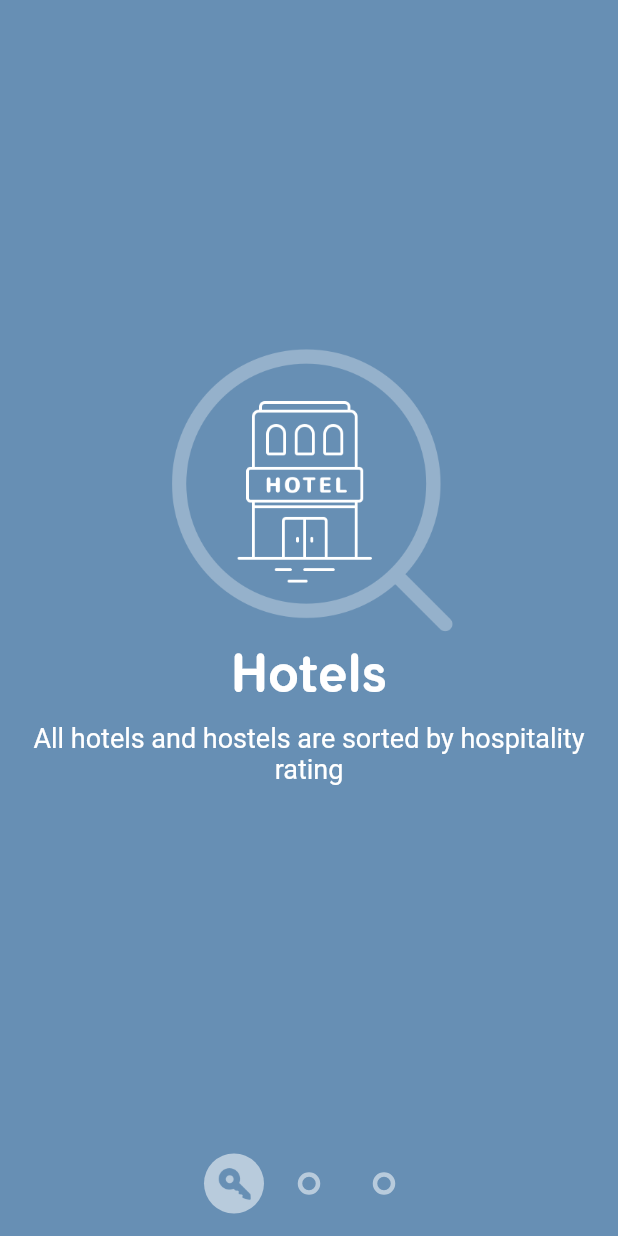
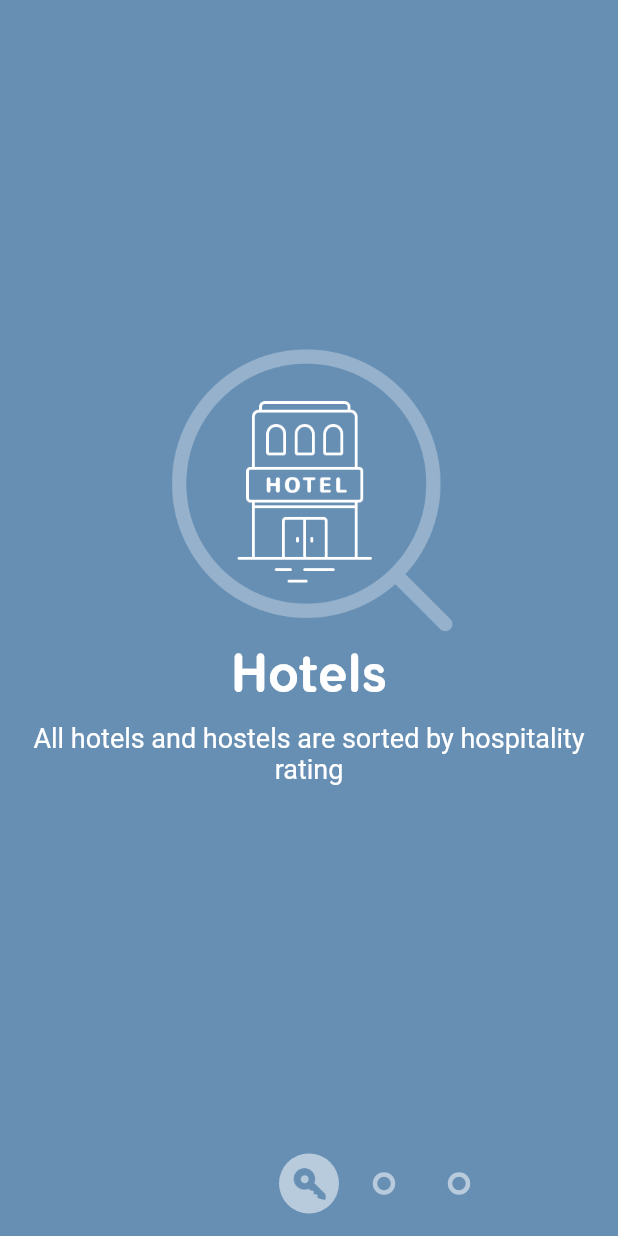
Before and after one commit to tomialagbe/flutter_ui_challenge_material_page_reveal, a Flutter app: the screen it shows after launch, on a phone screen of 412 x 824 dp. Run offline on Flutter 3.47's test engine with Material 2 defaults, Android fonts, the phone set to English and light mode, and no system bars; statements that could not run were skipped.

Commit message:
Implemented left/right sliding of pager indicator.

```diff
--- a/lib/main.dart
+++ b/lib/main.dart
@@ -207,6 +207,11 @@ class PageUi extends StatelessWidget {
 /// PagerIndiciator renders the entire set of bubbles at the bottom of the
 /// screen that show what page you're currently on and how close you are to
 /// the next page.
+const MAX_INDICATOR_SIZE = 40.0;
+const MIN_INDICATOR_SIZE = 15.0;
+const INDICATOR_X_PADDING = 5.0;
+const BUBBLE_COLOR = const Color(0x88FFFFFF);
+
 class PagerIndicatorUi extends StatelessWidget {
 
   final PagerIndicator viewModel;
@@ -233,7 +238,7 @@ class PagerIndicatorUi extends StatelessWidget {
       }
 
       return new Padding(
-        padding: const EdgeInsets.only(top: 15.0, bottom: 15.0, left: 5.0, right: 5.0),
+        padding: const EdgeInsets.only(top: 15.0, bottom: 15.0, left: INDICATOR_X_PADDING, right: INDICATOR_X_PADDING),
         child: new PagerBubbleUi(
           bubble: new PagerBubble(
               page.iconAssetPath,
@@ -246,14 +251,23 @@ class PagerIndicatorUi extends StatelessWidget {
       );
     }).toList();
 
+    // Calculate the horizontal translation of the pager indicator
+    final halfIndicatorWidth = ((pages.length * MAX_INDICATOR_SIZE) + (pages.length * INDICATOR_X_PADDING * 2)) / 2;
+    final startingPosition = halfIndicatorWidth - INDICATOR_X_PADDING - (MAX_INDICATOR_SIZE / 2.0);
+    final indicatorXPosition = startingPosition
+        - ((viewModel.activeIndex + viewModel.transitionAmount) * (MAX_INDICATOR_SIZE + (2 * INDICATOR_X_PADDING)));
+
     return new Column(
       children: [
         new Expanded(
           child: new Container(),
         ),
-        new Row(
-          mainAxisAlignment: MainAxisAlignment.center,
-          children: bubblesUi,
+        new Transform(
+          transform: new Matrix4.translationValues(indicatorXPosition, 0.0, 0.0),
+          child: new Row(
+            mainAxisAlignment: MainAxisAlignment.center,
+            children: bubblesUi,
+          ),
         )
       ]
     );
@@ -262,10 +276,6 @@ class PagerIndicatorUi extends StatelessWidget {
 
 /// PagerBubbleUi renders a single bubble in the Pager Indicator.
 class PagerBubbleUi extends StatelessWidget {
-
-  static const MAX_INDICATOR_SIZE = 40.0;
-  static const MIN_INDICATOR_SIZE = 15.0;
-  static const BUBBLE_COLOR = const Color(0x88FFFFFF);
 
   final PagerBubble bubble;
 
```
